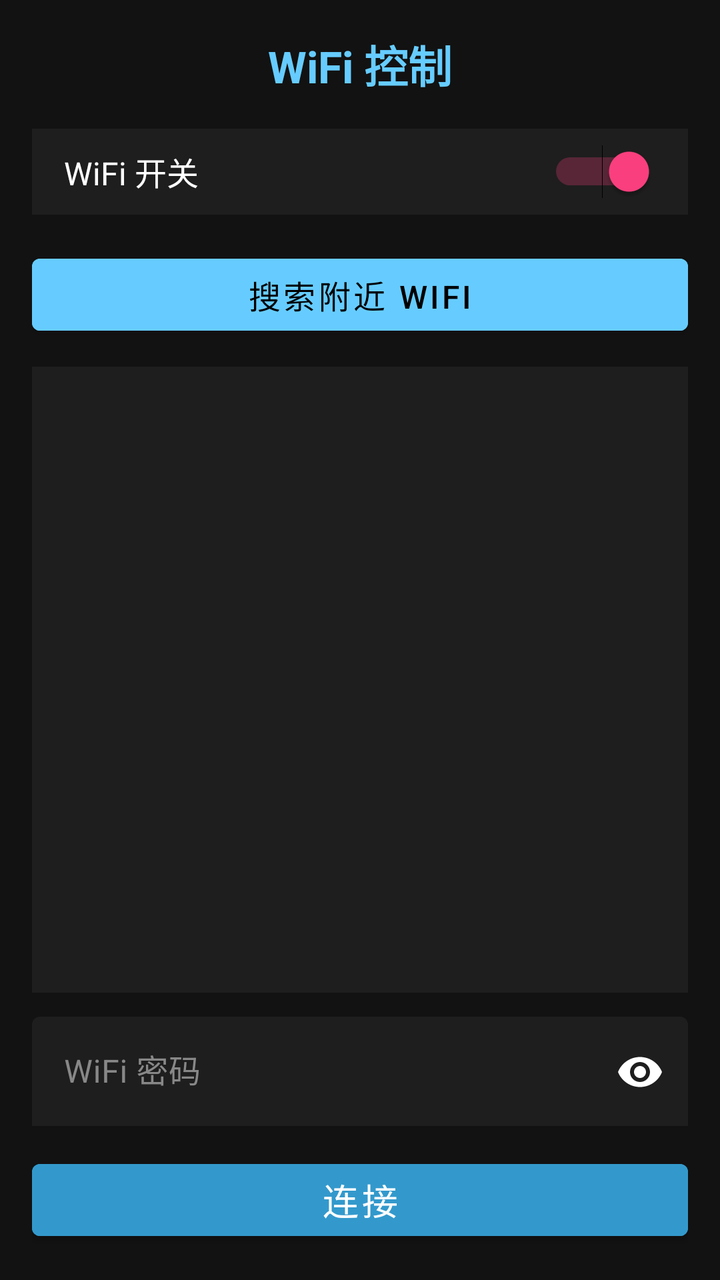
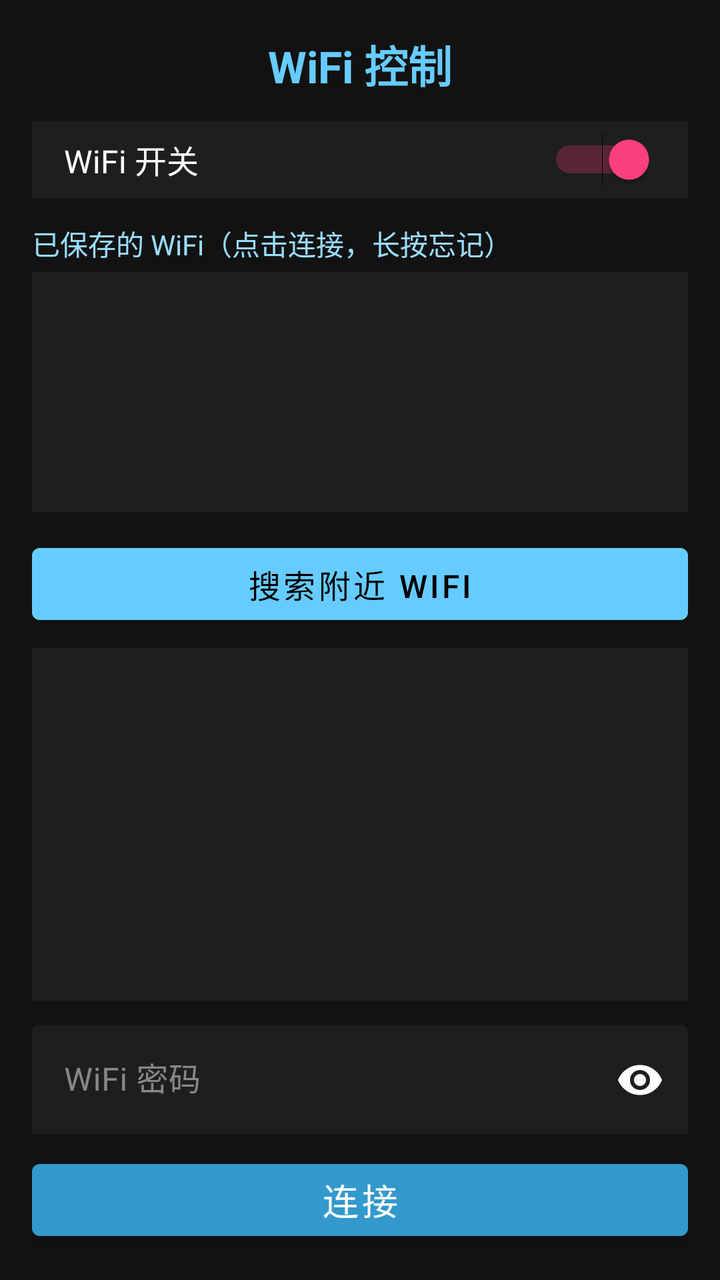

Before-and-after screenshots of an Android layout around one commit, followed by the original layout XML and the change that was made.
<!-- AndroidManifest.xml: application theme Theme.Esp32s3LedBle -->
<!-- res/layout/activity_wifi_control.xml -->
<?xml version="1.0" encoding="utf-8"?>
<LinearLayout xmlns:android="http://schemas.android.com/apk/res/android"
    xmlns:app="http://schemas.android.com/apk/res-auto"
    android:layout_width="match_parent"
    android:layout_height="match_parent"
    android:orientation="vertical"
    android:background="@color/dark_bg"
    android:padding="16dp">

    <TextView
        android:layout_width="wrap_content"
        android:layout_height="wrap_content"
        android:text="WiFi 控制"
        android:textSize="22sp"
        android:textStyle="bold"
        android:textColor="@color/primary"
        android:layout_gravity="center_horizontal"
        android:layout_marginBottom="16dp" />

    
    <LinearLayout
        android:layout_width="match_parent"
        android:layout_height="wrap_content"
        android:orientation="horizontal"
        android:gravity="center_vertical"
        android:background="@color/card_bg"
        android:paddingHorizontal="16dp"
        android:paddingVertical="8dp"
        android:layout_marginBottom="16dp">
        <TextView
            android:layout_width="0dp"
            android:layout_weight="1"
            android:layout_height="wrap_content"
            android:text="WiFi 开关"
            android:textColor="@color/white"
            android:textSize="16sp" />
        <Switch
            android:id="@+id/switchWifi"
            android:layout_width="wrap_content"
            android:layout_height="wrap_content"
            android:checked="true" />
    </LinearLayout>

    <Button
        android:id="@+id/btnScanWifi"
        android:layout_width="match_parent"
        android:layout_height="wrap_content"
        android:text="搜索附近 WiFi"
        android:textSize="16sp"
        android:backgroundTint="@color/primary"
        android:textColor="@color/black"
        android:layout_marginBottom="12dp" />

    
    <FrameLayout
        android:layout_width="match_parent"
        android:layout_height="0dp"
        android:layout_weight="1"
        android:background="@color/card_bg"
        android:layout_marginBottom="12dp">
        <ListView
            android:id="@+id/listWifi"
            android:layout_width="match_parent"
            android:layout_height="match_parent"
            android:divider="@color/divider"
            android:dividerHeight="1dp" />
    </FrameLayout>

    
    <com.google.android.material.textfield.TextInputLayout
        android:id="@+id/tilPassword"
        android:layout_width="match_parent"
        android:layout_height="wrap_content"
        android:hint="WiFi 密码"
        app:passwordToggleEnabled="true"
        app:endIconMode="password_toggle"
        app:boxBackgroundColor="@color/card_bg"
        app:boxStrokeColor="@color/primary"
        android:textColorHint="#888888"
        android:layout_marginBottom="12dp">

        <com.google.android.material.textfield.TextInputEditText
            android:id="@+id/etWifiPassword"
            android:layout_width="match_parent"
            android:layout_height="wrap_content"
            android:inputType="textPassword"
            android:textColor="@color/white" />
    </com.google.android.material.textfield.TextInputLayout>

    <Button
        android:id="@+id/btnConnectWifi"
        android:layout_width="match_parent"
        android:layout_height="wrap_content"
        android:text="连接"
        android:textSize="18sp"
        android:backgroundTint="@color/primary_dark"
        android:textColor="@color/white" />

</LinearLayout>
<!-- resources referenced by this layout -->
<resources>
  <color name="black">#FF000000</color>
  <color name="card_bg">#1E1E1E</color>
  <color name="dark_bg">#121212</color>
  <color name="divider">#333333</color>
  <color name="primary">#66CCFF</color>
  <color name="primary_dark">#3399CC</color>
  <color name="white">#FFFFFFFF</color>
  <style name="Theme.Esp32s3LedBle" parent="Theme.MaterialComponents.DayNight.DarkActionBar">
          <item name="colorPrimary">@color/primary</item>
          <item name="colorPrimaryVariant">@color/primary_dark</item>
          <item name="colorOnPrimary">@color/black</item>
          <item name="colorSecondary">@color/accent</item>
          <item name="android:windowBackground">@color/dark_bg</item>
          <item name="android:statusBarColor">@color/primary_dark</item>
      </style>
  <color name="accent">#FF4081</color>
</resources>

<!-- the commit's change to res/layout/activity_wifi_control.xml (unified diff, before → after) -->
@@ -15,7 +15,7 @@
         android:textStyle="bold"
         android:textColor="@color/primary"
         android:layout_gravity="center_horizontal"
-        android:layout_marginBottom="16dp" />
+        android:layout_marginBottom="12dp" />
 
     
     <LinearLayout
@@ -25,8 +25,8 @@
         android:gravity="center_vertical"
         android:background="@color/card_bg"
         android:paddingHorizontal="16dp"
-        android:paddingVertical="8dp"
-        android:layout_marginBottom="16dp">
+        android:paddingVertical="6dp"
+        android:layout_marginBottom="12dp">
         <TextView
             android:layout_width="0dp"
             android:layout_weight="1"
@@ -41,6 +41,29 @@
             android:checked="true" />
     </LinearLayout>
 
+    
+    <TextView
+        android:layout_width="wrap_content"
+        android:layout_height="wrap_content"
+        android:text="已保存的 WiFi（点击连接，长按忘记）"
+        android:textColor="@color/primary_light"
+        android:textSize="14sp"
+        android:layout_marginBottom="4dp" />
+
+    <FrameLayout
+        android:layout_width="match_parent"
+        android:layout_height="120dp"
+        android:background="@color/card_bg"
+        android:layout_marginBottom="12dp">
+        <ListView
+            android:id="@+id/lstSavedWifi"
+            android:layout_width="match_parent"
+            android:layout_height="match_parent"
+            android:divider="@color/divider"
+            android:dividerHeight="1dp" />
+    </FrameLayout>
+
+    
     <Button
         android:id="@+id/btnScanWifi"
         android:layout_width="match_parent"
@@ -49,9 +72,8 @@
         android:textSize="16sp"
         android:backgroundTint="@color/primary"
         android:textColor="@color/black"
-        android:layout_marginBottom="12dp" />
+        android:layout_marginBottom="8dp" />
 
-    
     <FrameLayout
         android:layout_width="match_parent"
         android:layout_height="0dp"
@@ -77,7 +99,7 @@
         app:boxBackgroundColor="@color/card_bg"
         app:boxStrokeColor="@color/primary"
         android:textColorHint="#888888"
-        android:layout_marginBottom="12dp">
+        android:layout_marginBottom="8dp">
 
         <com.google.android.material.textfield.TextInputEditText
             android:id="@+id/etWifiPassword"
<!-- resource entries referenced after the edit -->
@@ -6,6 +6,7 @@
   <color name="divider">#333333</color>
   <color name="primary">#66CCFF</color>
   <color name="primary_dark">#3399CC</color>
+  <color name="primary_light">#99DDFF</color>
   <color name="white">#FFFFFFFF</color>
   <style name="Theme.Esp32s3LedBle" parent="Theme.MaterialComponents.DayNight.DarkActionBar">
           <item name="colorPrimary">@color/primary</item>
